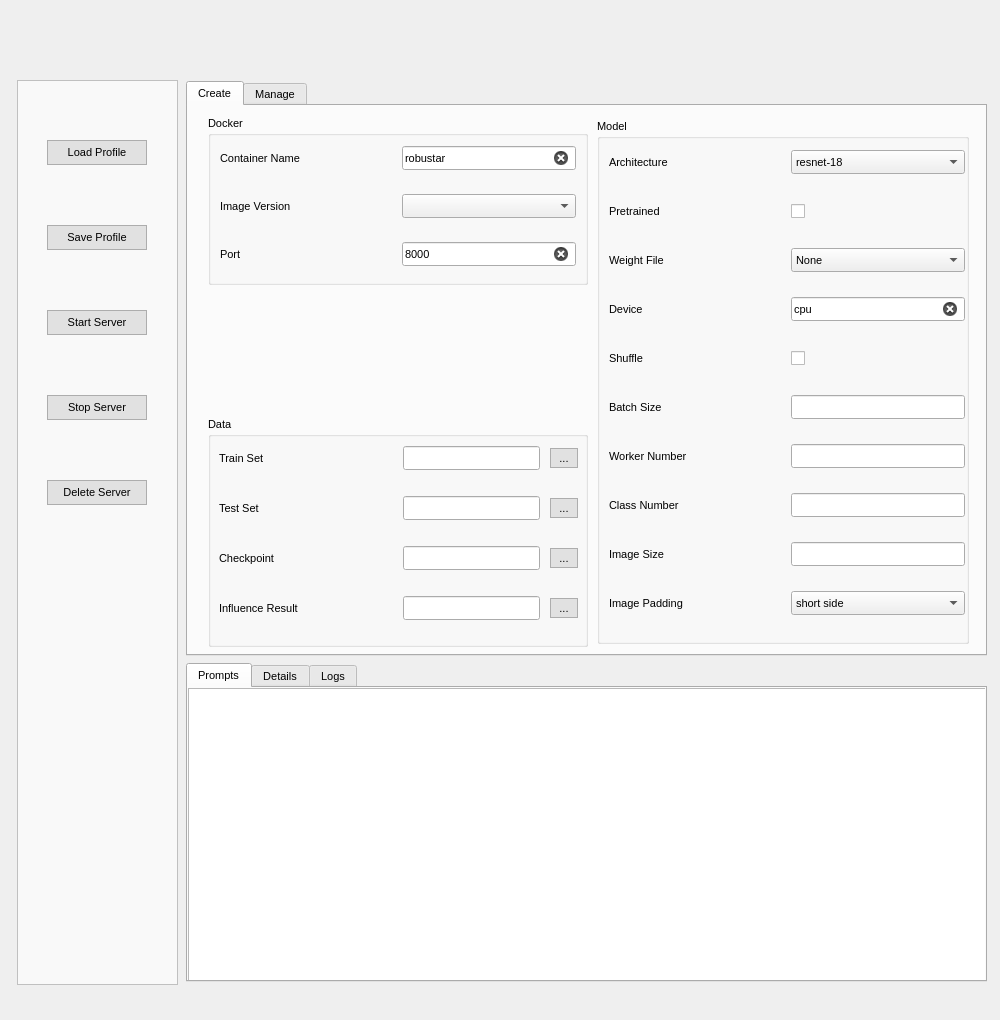
Old version of the form launcher/resources/launcher_v2.ui in the repository PaulCCCCCCH/Robustar_implementation.
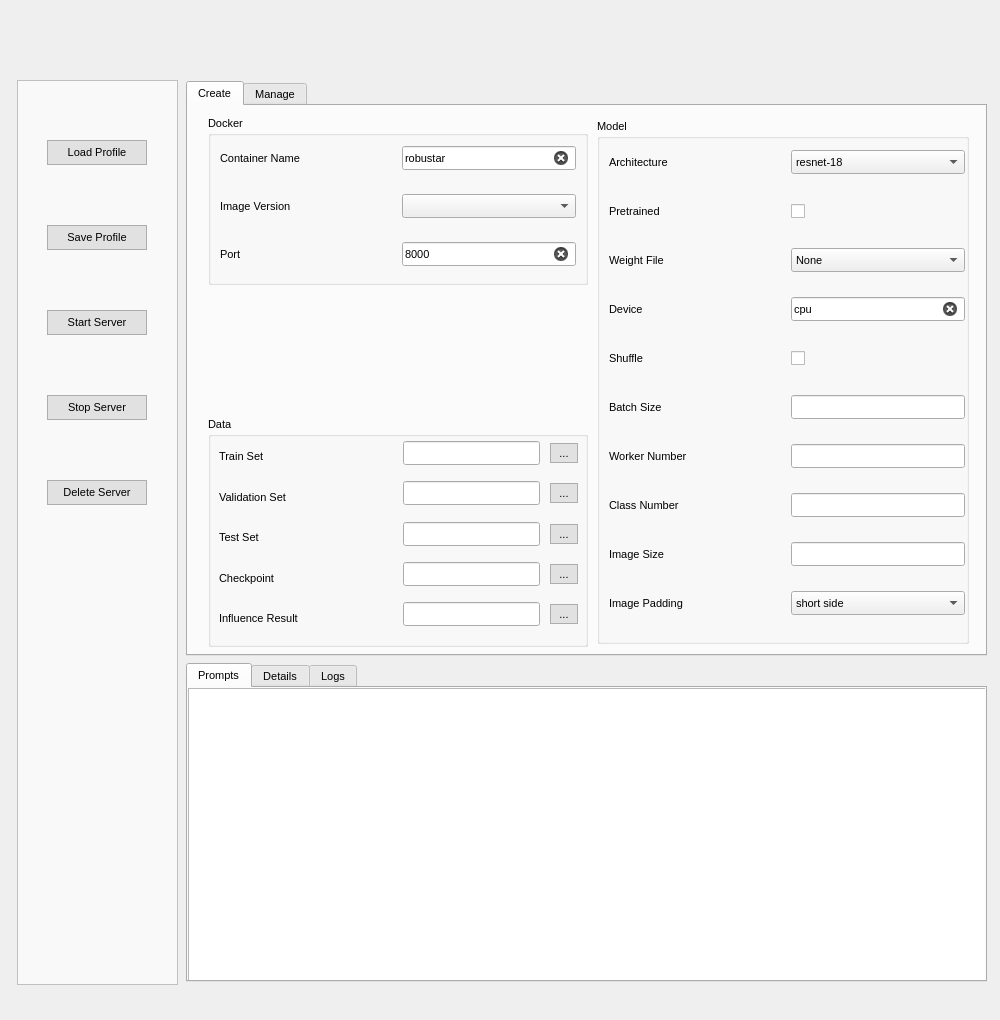
New version of the form. Icons and pictures are not drawn.

Commit message: added support for validation set

```diff
--- a/launcher/resources/launcher_v2.ui
+++ b/launcher/resources/launcher_v2.ui
@@ -1043,6 +1043,118 @@
                        </item>
                       </layout>
                      </item>
+                     <item>
+                      <layout class="QHBoxLayout" name="horizontalLayout_validation_set">
+                       <property name="rightMargin">
+                        <number>0</number>
+                       </property>
+                       <item>
+                        <widget class="QLabel" name="label_validation_set">
+                         <property name="sizePolicy">
+                          <sizepolicy hsizetype="Fixed" vsizetype="Fixed">
+                           <horstretch>0</horstretch>
+                           <verstretch>0</verstretch>
+                          </sizepolicy>
+                         </property>
+                         <property name="minimumSize">
+                          <size>
+                           <width>174</width>
+                           <height>39</height>
+                          </size>
+                         </property>
+                         <property name="maximumSize">
+                          <size>
+                           <width>174</width>
+                           <height>39</height>
+                          </size>
+                         </property>
+                         <property name="font">
+                          <font>
+                           <family>Arial</family>
+                           <pointsize>8</pointsize>
+                           <weight>50</weight>
+                           <italic>false</italic>
+                           <bold>false</bold>
+                          </font>
+                         </property>
+                         <property name="toolTip">
+                          <string>The root path of the validation set</string>
+                         </property>
+                         <property name="text">
+                          <string>Validation Set</string>
+                         </property>
+                        </widget>
+                       </item>
+                       <item>
+                        <widget class="QLineEdit" name="validationPathDisplay">
+                         <property name="sizePolicy">
+                          <sizepolicy hsizetype="Fixed" vsizetype="Fixed">
+                           <horstretch>0</horstretch>
+                           <verstretch>0</verstretch>
+                          </sizepolicy>
+                         </property>
+                         <property name="minimumSize">
+                          <size>
+                           <width>137</width>
+                           <height>24</height>
+                          </size>
+                         </property>
+                         <property name="maximumSize">
+                          <size>
+                           <width>137</width>
+                           <height>24</height>
+                          </size>
+                         </property>
+                         <property name="font">
+                          <font>
+                           <family>Arial</family>
+                           <pointsize>8</pointsize>
+                           <weight>50</weight>
+                           <italic>false</italic>
+                           <bold>false</bold>
+                          </font>
+                         </property>
+                         <property name="text">
+                          <string/>
+                         </property>
+                        </widget>
+                       </item>
+                       <item>
+                        <widget class="QPushButton" name="validationPathButton">
+                         <property name="sizePolicy">
+                          <sizepolicy hsizetype="Fixed" vsizetype="Fixed">
+                           <horstretch>0</horstretch>
+                           <verstretch>0</verstretch>
+                          </sizepolicy>
+                         </property>
+                         <property name="minimumSize">
+                          <size>
+                           <width>28</width>
+                           <height>20</height>
+                          </size>
+                         </property>
+                         <property name="maximumSize">
+                          <size>
+                           <width>28</width>
+                           <height>20</height>
+                          </size>
+                         </property>
+                         <property name="font">
+                          <font>
+                           <family>Arial</family>
+                           <pointsize>8</pointsize>
+                           <weight>50</weight>
+                           <italic>false</italic>
+                           <bold>false</bold>
+                          </font>
+                         </property>
+                         <property name="text">
+                          <string>...</string>
+                         </property>
+                        </widget>
+                       </item>
+                      </layout>
+                     </item>
                      <item>
                       <layout class="QHBoxLayout" name="horizontalLayout_17">
                        <property name="rightMargin">
```
The commit also changes 5 other files.
